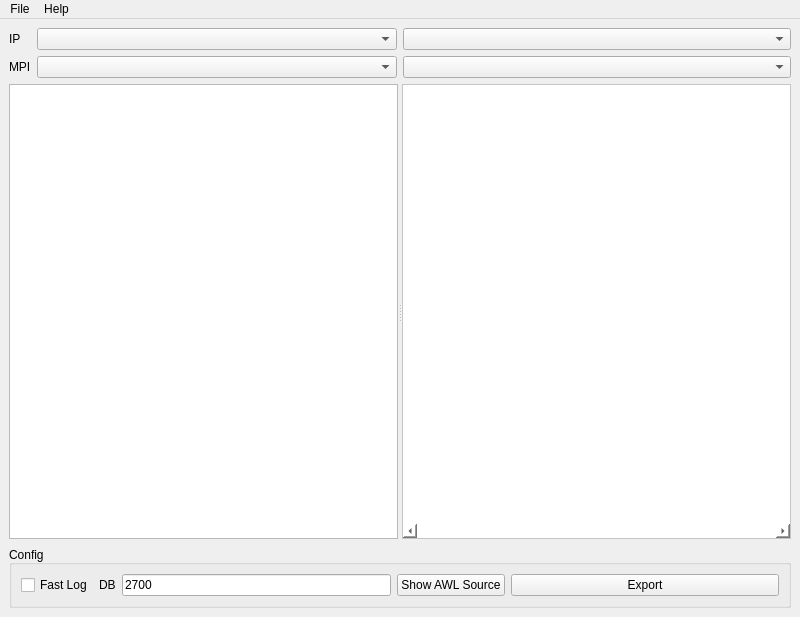
EspenEnes/logCreator, file QtDesign/PlcLogCreator.ui: the form before one commit.
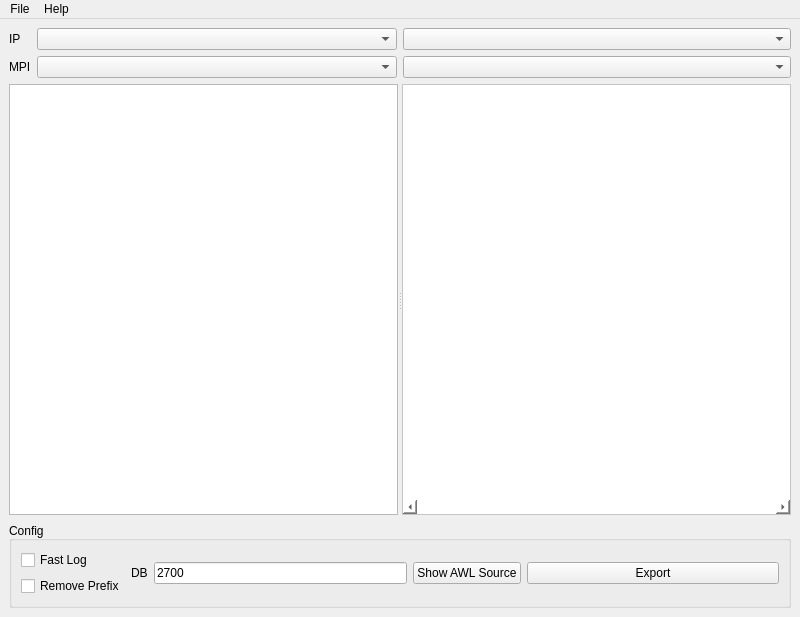
The form after the commit. Custom widgets are drawn as their Qt base class.

Commit message: Added new button to remove Prefix name in configfile. Added surfix of "_" to struct in AwlGenerator if its a digit ( gave us compile error)

What changed in the file:
```diff
--- a/QtDesign/PlcLogCreator.ui
+++ b/QtDesign/PlcLogCreator.ui
@@ -106,6 +106,8 @@
       </property>
       <layout class="QHBoxLayout" name="horizontalLayout_3" stretch="0,0,1,0,1">
        <item>
+        <layout class="QVBoxLayout" name="verticalLayout">
+         <item>
         <widget class="QCheckBox" name="checkBox">
          <property name="sizePolicy">
           <sizepolicy hsizetype="MinimumExpanding" vsizetype="MinimumExpanding">
@@ -125,6 +127,15 @@
         </widget>
        </item>
        <item>
+          <widget class="QCheckBox" name="checkBox_RemPrefix">
+           <property name="text">
+            <string>Remove Prefix</string>
+           </property>
+          </widget>
+         </item>
+        </layout>
+       </item>
+       <item>
         <widget class="QLabel" name="label_3">
          <property name="text">
           <string>DB</string>
```
Left out of the diff: 27 changed lines with no effect on the pictures. Lines whose indentation alone changed are shown as unchanged. The commit also changes 3 other files.
